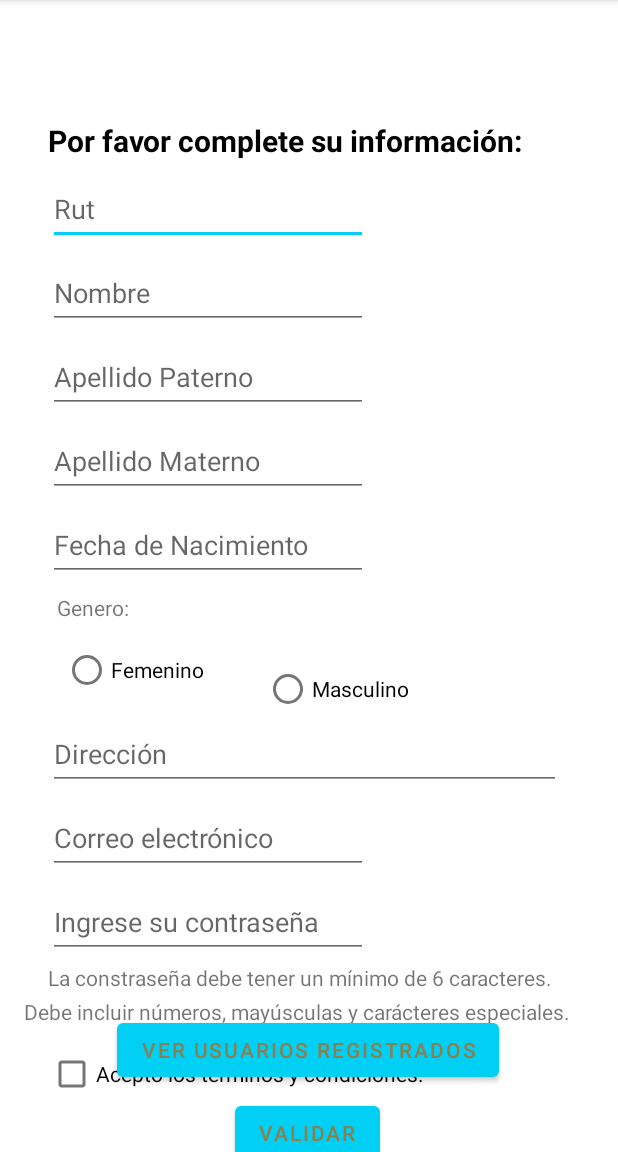
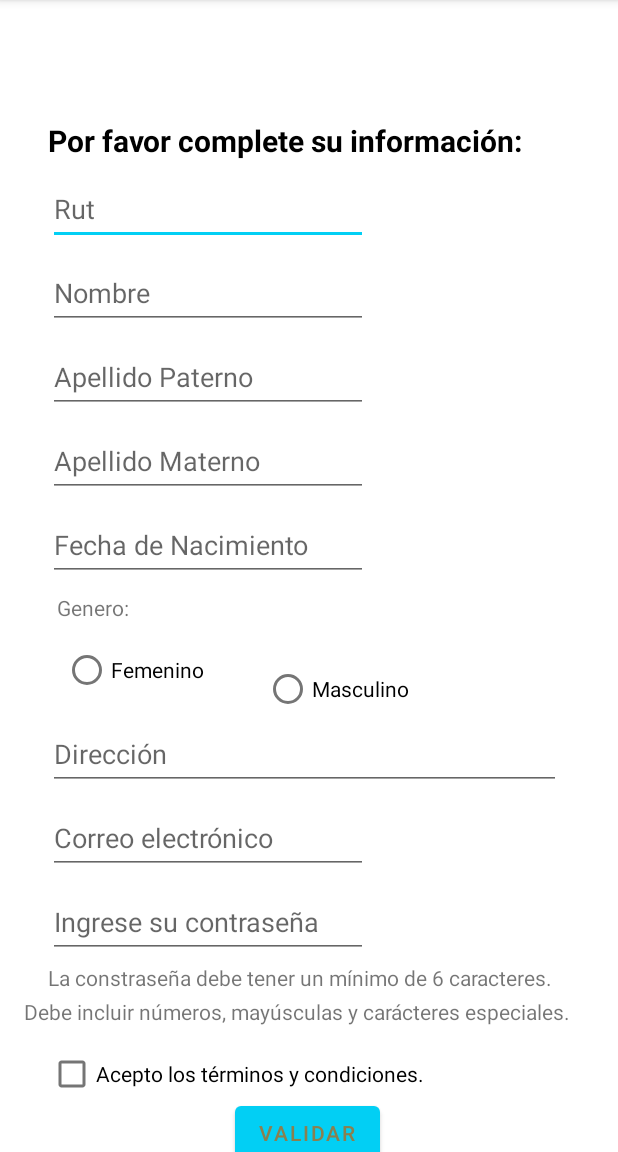
Before and after one commit to CamilaBarahona/MyProyectPocketSave, an Android app: the Register screen opened directly, with no data from a screen before it, on a phone screen of 412 x 824 dp, the part 84-1236 px from its top. Run offline under Robolectric (Android 15) with nearby library versions, the phone set to English and light mode, and no system bars.

Commit message:
Avance MySQL Lite

```diff
--- a/app/src/main/java/com/example/myproyectpocketsave/Register.java
+++ b/app/src/main/java/com/example/myproyectpocketsave/Register.java
@@ -9,18 +9,13 @@ import android.os.Bundle;
 import android.view.View;
 import android.widget.Button;
 import android.widget.EditText;
-import android.widget.RadioButton;
 import android.widget.RadioGroup;
 import android.widget.Toast;
 
 import androidx.appcompat.app.AppCompatActivity;
 
-import com.example.myproyectpocketsave.Database.Leer;
-
-import java.util.Date;
-
 public class Register extends AppCompatActivity {
-    private Button btn_validar, btn_ver;
+    private Button btn_validar;
     private EditText ed_rut, ed_nombre, ed_apelPat, ed_apelMat, ed_direccion, ed_fechaNac, ed_email, ed_pass;
     private RadioGroup rb_genero;
 
@@ -30,7 +25,6 @@ public class Register extends AppCompatActivity {
         super.onCreate(savedInstanceState);
         setContentView(R.layout.activity_register);
         btn_validar = (Button) findViewById(R.id.btn_validar);
-        btn_ver = (Button) findViewById(R.id.btn_ver);
 
         ed_rut = (EditText) findViewById(R.id.ed_rut);
         ed_nombre = (EditText) findViewById(R.id.ed_nombre);
@@ -60,14 +54,6 @@ public class Register extends AppCompatActivity {
 
         });
 
-        btn_ver.setOnClickListener(new View.OnClickListener() {
-            @Override
-            public void onClick(View v) {
-                startActivity(new Intent(
-                        getApplicationContext(), Leer.class
-                ));
-            }
-        });
     }
 
     public void insertar() {
--- a/app/src/main/res/layout/activity_agregar_movimiento.xml
+++ b/app/src/main/res/layout/activity_agregar_movimiento.xml
@@ -110,7 +110,9 @@
         android:layout_marginStart="17dp"
         android:layout_marginTop="7dp"
         android:layout_marginEnd="22dp"
+        android:layout_marginBottom="16dp"
         android:hint="Indique el monto"
+        app:layout_constraintBottom_toTopOf="@+id/textView13"
         app:layout_constraintEnd_toEndOf="parent"
         app:layout_constraintStart_toStartOf="parent"
         app:layout_constraintTop_toBottomOf="@+id/tvMonto" />
@@ -135,7 +137,9 @@
         android:layout_marginStart="16dp"
         android:layout_marginTop="17dp"
         android:layout_marginEnd="22dp"
+        android:layout_marginBottom="30dp"
         android:hint="Indique la fecha"
+        app:layout_constraintBottom_toTopOf="@+id/btn_guardarMovimiento"
         app:layout_constraintEnd_toEndOf="parent"
         app:layout_constraintStart_toStartOf="parent"
         app:layout_constraintTop_toBottomOf="@+id/textView13" />
--- a/app/src/main/res/layout/activity_register.xml
+++ b/app/src/main/res/layout/activity_register.xml
@@ -269,16 +269,4 @@
         app:layout_constraintStart_toStartOf="parent"
         app:layout_constraintTop_toBottomOf="@+id/textView8" />
 
-    <Button
-        android:id="@+id/btn_ver"
-        android:layout_width="wrap_content"
-        android:layout_height="wrap_content"
-        android:layout_marginStart="78dp"
-        android:layout_marginEnd="79dp"
-        android:layout_marginBottom="44dp"
-        android:text="ver usuarios registrados"
-        app:layout_constraintBottom_toBottomOf="parent"
-        app:layout_constraintEnd_toEndOf="parent"
-        app:layout_constraintStart_toStartOf="parent" />
-
 </androidx.constraintlayout.widget.ConstraintLayout>
```
Also changed, not shown: app/src/main/AndroidManifest.xml (+0 -7 lines).
